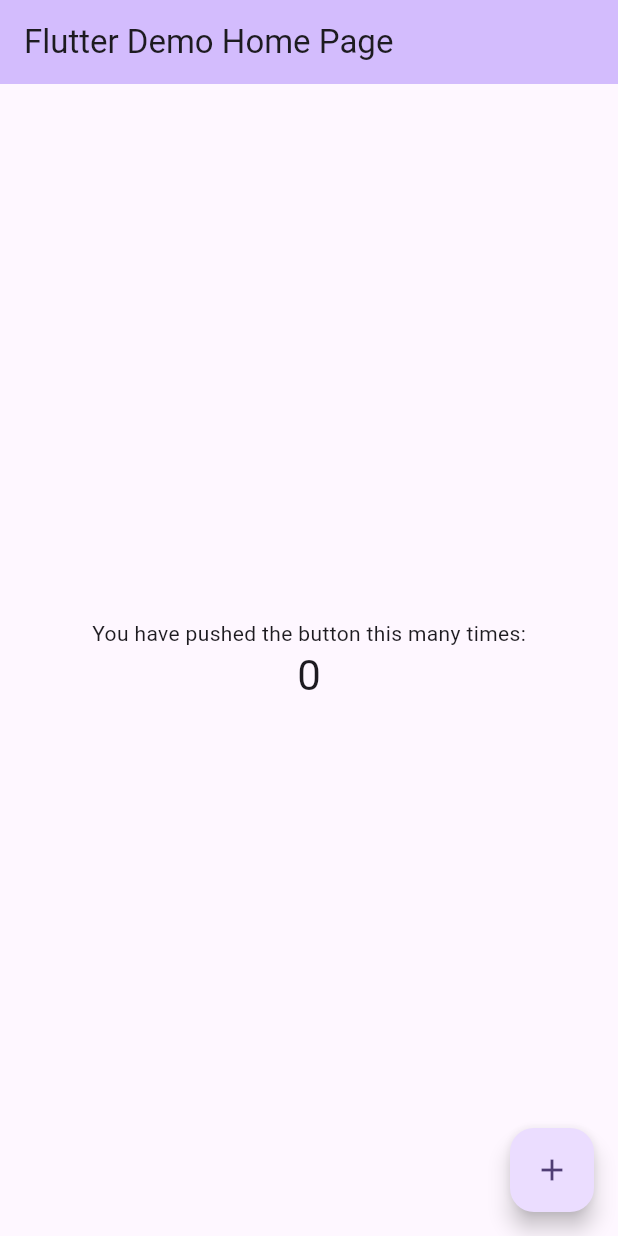
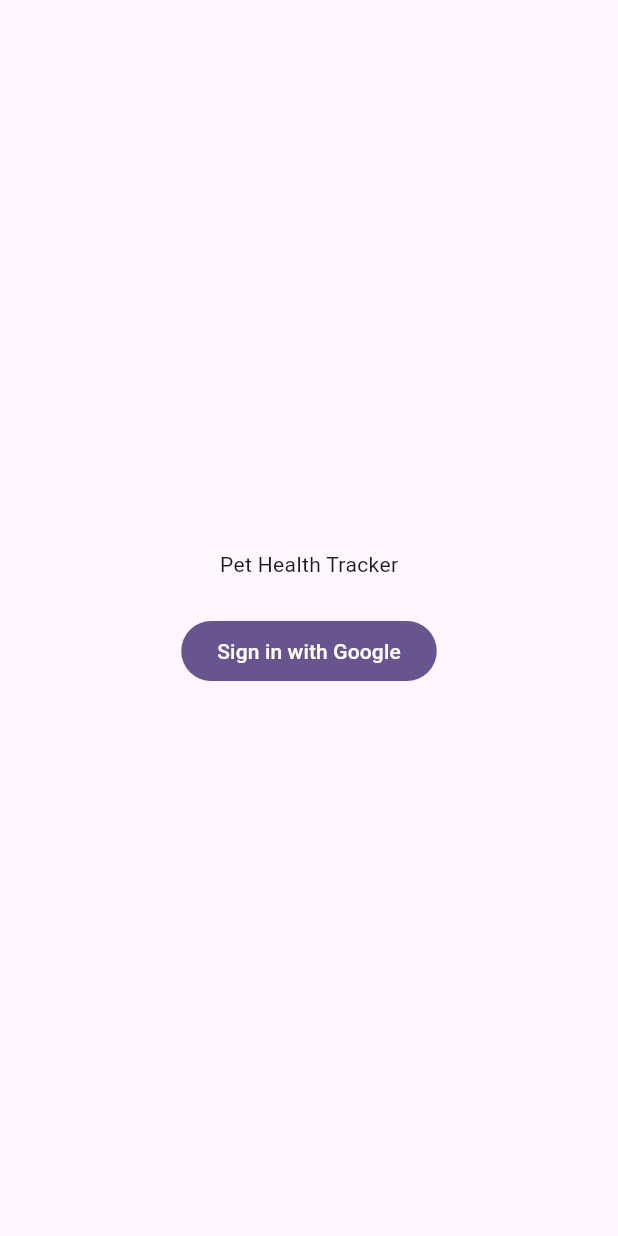
Before and after one commit to atniptw/pet-health-tracker, a Flutter app: the screen it shows after launch, on a phone screen of 412 x 824 dp. Run offline on Flutter 3.47's test engine with Material 3 defaults, Android fonts, the phone set to English and light mode, and no system bars; our stand-ins replace cloud_firestore, firebase_auth, firebase_core, flutter_riverpod, google_sign_in; accounts and stored records are empty.

Commit message:
feat(auth): add Google sign-in and create-household flow
Regenerated Firebase config (Android OAuth client, iOS URL scheme) since
Google sign-in required enabling the provider and registering the debug
SHA-1, which flutterfire configure doesn't fully automate.

Co-Authored-By: Claude Sonnet 5 <noreply@anthropic.com>

```diff
--- /dev/null
+++ b/lib/core/app.dart
@@ -0,0 +1,96 @@
+import 'package:firebase_auth/firebase_auth.dart';
+import 'package:flutter/material.dart';
+import 'package:flutter_riverpod/flutter_riverpod.dart';
+
+import '../features/auth/sign_in_screen.dart';
+import '../features/household/create_household_screen.dart';
+import '../features/household/home_screen.dart';
+import '../features/household/household_providers.dart';
+import 'firebase_providers.dart';
+
+class App extends StatelessWidget {
+  const App({super.key});
+
+  @override
+  Widget build(BuildContext context) {
+    return MaterialApp(
+      title: 'Pet Health Tracker',
+      theme: ThemeData(
+        colorScheme: ColorScheme.fromSeed(
+          seedColor: Colors.deepPurple,
+          brightness: Brightness.light,
+        ),
+      ),
+      darkTheme: ThemeData(
+        colorScheme: ColorScheme.fromSeed(
+          seedColor: Colors.deepPurple,
+          brightness: Brightness.dark,
+        ),
+      ),
+      themeMode: ThemeMode.system,
+      home: const AuthGate(),
+    );
+  }
+}
+
+class AuthGate extends ConsumerWidget {
+  const AuthGate({super.key});
+
+  @override
+  Widget build(BuildContext context, WidgetRef ref) {
+    final authState = ref.watch(authStateChangesProvider);
+
+    return authState.when(
+      data: (user) => user == null ? const SignInScreen() : HouseholdGate(user: user),
+      loading: () => const Scaffold(body: Center(child: CircularProgressIndicator())),
+      error: (error, stack) => Scaffold(
+        body: Center(
+          child: Column(
+            mainAxisSize: MainAxisSize.min,
+            children: [
+              Text('$error'),
+              const SizedBox(height: 16),
+              FilledButton(
+                onPressed: () => ref.invalidate(authStateChangesProvider),
+                child: const Text('Retry'),
+              ),
+            ],
+          ),
+        ),
+      ),
+    );
+  }
+}
+
+class HouseholdGate extends ConsumerWidget {
+  const HouseholdGate({required this.user, super.key});
+
+  final User user;
+
+  @override
+  Widget build(BuildContext context, WidgetRef ref) {
+    final householdState = ref.watch(myHouseholdProvider(user.uid));
+
+    return householdState.when(
+      data: (household) => household == null
+          ? CreateHouseholdScreen(user: user)
+          : HomeScreen(household: household),
+      loading: () => const Scaffold(body: Center(child: CircularProgressIndicator())),
+      error: (error, stack) => Scaffold(
+        body: Center(
+          child: Column(
+            mainAxisSize: MainAxisSize.min,
+            children: [
+              Text('$error'),
+              const SizedBox(height: 16),
+              FilledButton(
+                onPressed: () => ref.invalidate(myHouseholdProvider(user.uid)),
+                child: const Text('Retry'),
+              ),
+            ],
+          ),
+        ),
+      ),
+    );
+  }
+}
--- /dev/null
+++ b/lib/core/firebase_providers.dart
@@ -0,0 +1,22 @@
+import 'package:cloud_firestore/cloud_firestore.dart';
+import 'package:firebase_auth/firebase_auth.dart';
+import 'package:flutter_riverpod/flutter_riverpod.dart';
+
+import '../data/household_repository.dart';
+import '../features/auth/auth_repository.dart';
+
+final firebaseAuthProvider = Provider<FirebaseAuth>((ref) => FirebaseAuth.instance);
+
+final firestoreProvider = Provider<FirebaseFirestore>((ref) => FirebaseFirestore.instance);
+
+final authRepositoryProvider = Provider<AuthRepository>((ref) {
+  return AuthRepository(ref.watch(firebaseAuthProvider));
+});
+
+final householdRepositoryProvider = Provider<HouseholdRepository>((ref) {
+  return HouseholdRepository(ref.watch(firestoreProvider));
+});
+
+final authStateChangesProvider = StreamProvider<User?>((ref) {
+  return ref.watch(firebaseAuthProvider).authStateChanges();
+});
--- /dev/null
+++ b/lib/features/auth/sign_in_screen.dart
@@ -0,0 +1,63 @@
+import 'package:flutter/material.dart';
+import 'package:flutter_riverpod/flutter_riverpod.dart';
+import 'package:google_sign_in/google_sign_in.dart';
+
+import '../../core/firebase_providers.dart';
+
+class SignInScreen extends ConsumerStatefulWidget {
+  const SignInScreen({super.key});
+
+  @override
+  ConsumerState<SignInScreen> createState() => _SignInScreenState();
+}
+
+class _SignInScreenState extends ConsumerState<SignInScreen> {
+  bool _signingIn = false;
+  String? _error;
+
+  Future<void> _signIn() async {
+    setState(() {
+      _signingIn = true;
+      _error = null;
+    });
+    try {
+      await ref.read(authRepositoryProvider).signInWithGoogle();
+    } on GoogleSignInException catch (e) {
+      if (e.code != GoogleSignInExceptionCode.canceled && mounted) {
+        setState(() => _error = e.toString());
+      }
+    } catch (e) {
+      if (mounted) setState(() => _error = e.toString());
+    } finally {
+      if (mounted) setState(() => _signingIn = false);
+    }
+  }
+
+  @override
+  Widget build(BuildContext context) {
+    return Scaffold(
+      body: SafeArea(
+        child: Center(
+          child: Column(
+            mainAxisSize: MainAxisSize.min,
+            children: [
+              const Text('Pet Health Tracker'),
+              const SizedBox(height: 24),
+              if (_signingIn)
+                const CircularProgressIndicator()
+              else
+                FilledButton(
+                  onPressed: _signIn,
+                  child: const Text('Sign in with Google'),
+                ),
+              if (_error != null) ...[
+                const SizedBox(height: 16),
+                Text(_error!, style: TextStyle(color: Theme.of(context).colorScheme.error)),
+              ],
+            ],
+          ),
+        ),
+      ),
+    );
+  }
+}
--- a/lib/main.dart
+++ b/lib/main.dart
@@ -3,7 +3,9 @@ import 'package:firebase_auth/firebase_auth.dart';
 import 'package:firebase_core/firebase_core.dart';
 import 'package:flutter/foundation.dart';
 import 'package:flutter/material.dart';
+import 'package:flutter_riverpod/flutter_riverpod.dart';
 
+import 'core/app.dart';
 import 'firebase_options.dart';
 
 Future<void> main() async {
@@ -18,122 +20,5 @@ Future<void> main() async {
     FirebaseFirestore.instance.useFirestoreEmulator(emulatorHost, 8080);
   }
 
-  runApp(const MyApp());
+  runApp(const ProviderScope(child: App()));
 }
-
-class MyApp extends StatelessWidget {
-  const MyApp({super.key});
-
-  // This widget is the root of your application.
-  @override
-  Widget build(BuildContext context) {
-    return MaterialApp(
-      title: 'Pet Health Tracker',
-      theme: ThemeData(
-        // This is the theme of your application.
-        //
-        // TRY THIS: Try running your application with "flutter run". You'll see
-        // the application has a purple toolbar. Then, without quitting the app,
-        // try changing the seedColor in the colorScheme below to Colors.green
-        // and then invoke "hot reload" (save your changes or press the "hot
-        // reload" button in a Flutter-supported IDE, or press "r" if you used
-        // the command line to start the app).
-        //
-        // Notice that the counter didn't reset back to zero; the application
-        // state is not lost during the reload. To reset the state, use hot
-        // restart instead.
-        //
-        // This works for code too, not just values: Most code changes can be
-        // tested with just a hot reload.
-        colorScheme: .fromSeed(seedColor: Colors.deepPurple),
-      ),
-      home: const MyHomePage(title: 'Flutter Demo Home Page'),
-    );
-  }
-}
-
-class MyHomePage extends StatefulWidget {
-  const MyHomePage({super.key, required this.title});
-
-  // This widget is the home page of your application. It is stateful, meaning
-  // that it has a State object (defined below) that contains fields that affect
-  // how it looks.
-
-  // This class is the configuration for the state. It holds the values (in this
-  // case the title) provided by the parent (in this case the App widget) and
-  // used by the build method of the State. Fields in a Widget subclass are
-  // always marked "final".
-
-  final String title;
-
-  @override
-  State<MyHomePage> createState() => _MyHomePageState();
-}
-
-class _MyHomePageState extends State<MyHomePage> {
-  int _counter = 0;
-
-  void _incrementCounter() {
-    setState(() {
-      // This call to setState tells the Flutter framework that something has
-      // changed in this State, which causes it to rerun the build method below
-      // so that the display can reflect the updated values. If we changed
-      // _counter without calling setState(), then the build method would not be
-      // called again, and so nothing would appear to happen.
-      _counter++;
-    });
-  }
-
-  @override
-  Widget build(BuildContext context) {
-    // This method is rerun every time setState is called, for instance as done
-    // by the _incrementCounter method above.
-    //
-    // The Flutter framework has been optimized to make rerunning build methods
-    // fast, so that you can just rebuild anything that needs updating rather
-    // than having to individually change instances of widgets.
-    return Scaffold(
-      appBar: AppBar(
-        // TRY THIS: Try changing the color here to a specific color (to
-        // Colors.amber, perhaps?) and trigger a hot reload to see the AppBar
-        // change color while the other colors stay the same.
-        backgroundColor: Theme.of(context).colorScheme.inversePrimary,
-        // Here we take the value from the MyHomePage object that was created by
-        // the App.build method, and use it to set our appbar title.
-        title: Text(widget.title),
-      ),
-      body: Center(
-        // Center is a layout widget. It takes a single child and positions it
-        // in the middle of the parent.
-        child: Column(
-          // Column is also a layout widget. It takes a list of children and
-          // arranges them vertically. By default, it sizes itself to fit its
-          // children horizontally, and tries to be as tall as its parent.
-          //
-          // Column has various properties to control how it sizes itself and
-          // how it positions its children. Here we use mainAxisAlignment to
-          // center the children vertically; the main axis here is the vertical
-          // axis because Columns are vertical (the cross axis would be
-          // horizontal).
-          //
-          // TRY THIS: Invoke "debug painting" (choose the "Toggle Debug Paint"
-          // action in the IDE, or press "p" in the console), to see the
-          // wireframe for each widget.
-          mainAxisAlignment: .center,
-          children: [
-            const Text('You have pushed the button this many times:'),
-            Text(
-              '$_counter',
-              style: Theme.of(context).textTheme.headlineMedium,
-            ),
-          ],
-        ),
-      ),
-      floatingActionButton: FloatingActionButton(
-        onPressed: _incrementCounter,
-        tooltip: 'Increment',
-        child: const Icon(Icons.add),
-      ),
-    );
-  }
-}
--- a/pubspec.yaml
+++ b/pubspec.yaml
@@ -37,6 +37,8 @@ dependencies:
   firebase_core: ^4.15.0
   cloud_firestore: ^6.10.0
   firebase_auth: ^6.7.0
+  google_sign_in: ^7.2.0
+  flutter_riverpod: ^3.4.3
 
 dev_dependencies:
   flutter_test:
```
Also changed, not shown: lib/data/household.dart (added, +39 -0 lines), lib/data/household_repository.dart (added, +29 -0 lines), lib/features/auth/auth_repository.dart (added, +27 -0 lines), lib/features/household/create_household_screen.dart (added, +85 -0 lines), lib/features/household/home_screen.dart (added, +28 -0 lines), lib/features/household/household_providers.dart (added, +12 -0 lines), firebase.json, lib/firebase_options.dart, 7 other files.
